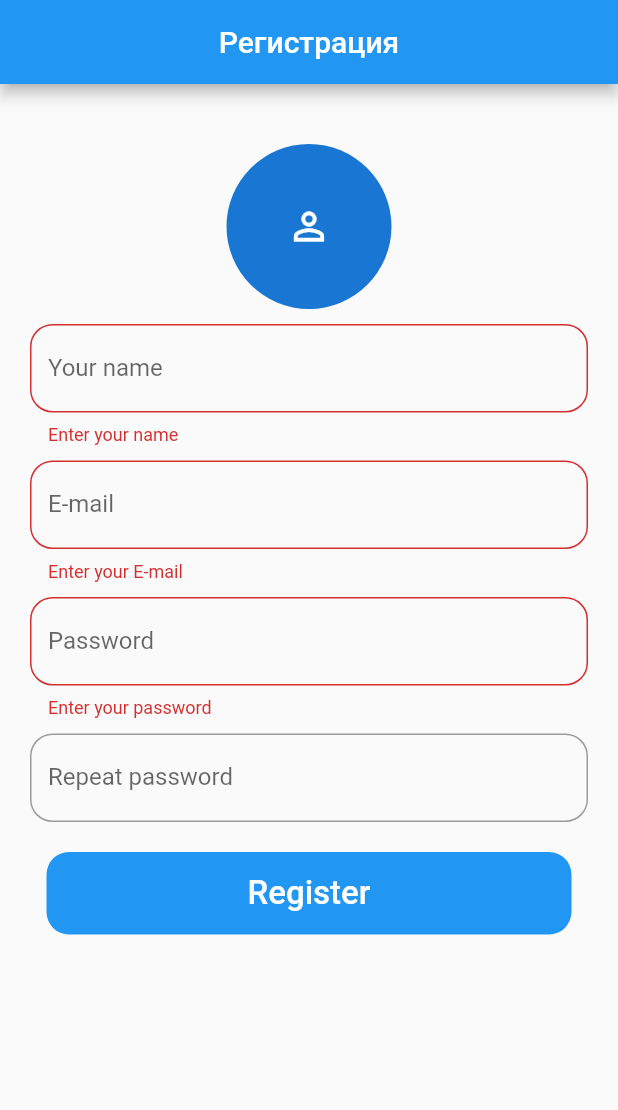
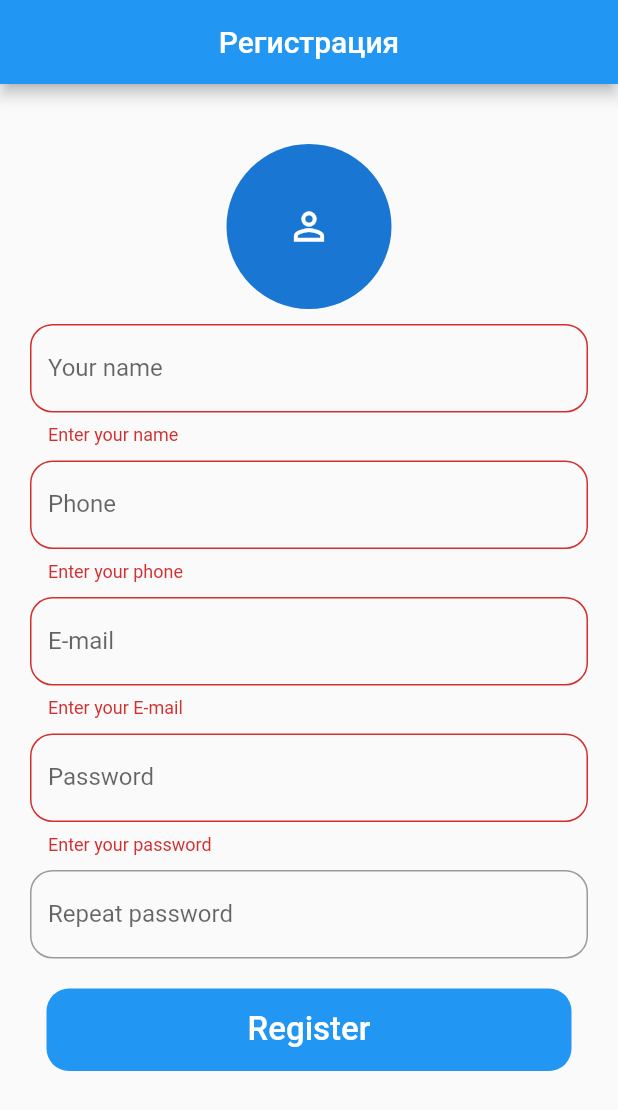
Before and after one commit to murzik0683/flutter_9_shared_pref, a Flutter app: the RegistrationScreen screen opened directly, after a tap on "Register", on a phone screen of 412 x 824 dp. Shown: the top 1110 px of the screen. Run offline on Flutter 3.47's test engine with Material 2 defaults, Android fonts, the phone set to English and light mode, and no system bars; our stand-ins replace fluttertoast, get, shared_preferences; missing offline and left inert: shared_preferences_web; accounts and stored records are empty.

Commit message:
commit_2

```diff
--- a/lib/screens/reristration_screen.dart
+++ b/lib/screens/reristration_screen.dart
@@ -25,6 +25,7 @@ class RegistrationScreenState extends State<RegistrationScreen> {
     storage.setString(UserPreferens().nameKey, name);
     storage.setString(UserPreferens().passwordKey, pass);
     storage.setString(UserPreferens().emailKey, email);
+    storage.setString(UserPreferens().phoneKey, email);
   }
 
   @override
@@ -44,6 +45,8 @@ class RegistrationScreenState extends State<RegistrationScreen> {
               _buildAvatar(),
               _buildSpacer(10),
               _buildTextFiledName(),
+              _buildSpacer(10),
+              _buildPhoneFiled(),
               _buildSpacer(10),
               _buildTextFiledEmail(),
               _buildSpacer(10),
@@ -76,6 +79,22 @@ class RegistrationScreenState extends State<RegistrationScreen> {
       ),
       validator: (value) {
         if (value!.isEmpty) return 'Enter your name';
+        return null;
+      },
+      onChanged: (value) {
+        username = value;
+      },
+    );
+  }
+
+  Widget _buildPhoneFiled() {
+    return TextFormField(
+      keyboardType: TextInputType.phone,
+      decoration: inputDecorationForm(
+        const Text('Phone'),
+      ),
+      validator: (value) {
+        if (value!.isEmpty) return 'Enter your phone';
         return null;
       },
       onChanged: (value) {
--- a/lib/shared_preferens.dart
+++ b/lib/shared_preferens.dart
@@ -3,4 +3,5 @@ class UserPreferens {
   var passwordKey = 'password_key';
   var emailKey = 'email_key';
   var isCheckedKey = 'isChecked_key';
+  var phoneKey = 'isChecked_key';
 }
```
Also changed, not shown: lib/screens/user_profile.dart (+20 -2 lines), 3 other files.
